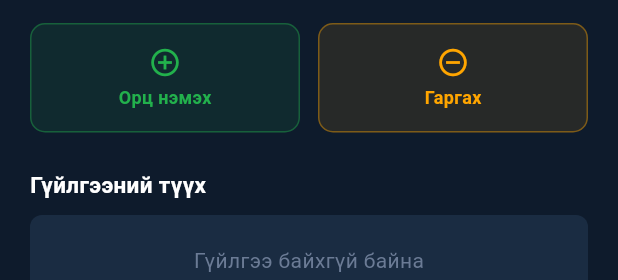
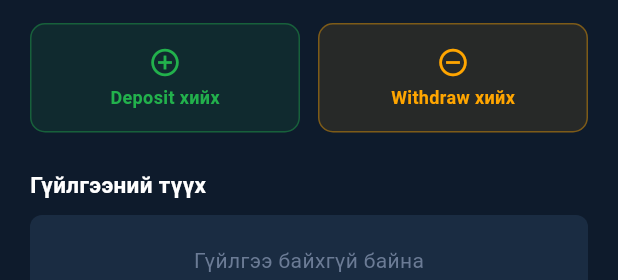
Before and after one commit to easyr22/sportbet-mn, a Flutter app: the ProfilePage widget shown alone on an empty page, opened directly, on a phone screen of 412 x 824 dp. Shown: the part 301-581 px from the top of the screen. Run offline on Flutter 3.47's test engine with Material 3 defaults, Android fonts, the phone set to English and light mode, and no system bars; missing offline and left inert: dart:html; accounts and stored records are empty; network calls fail.

Commit message:
Rename Орц/Гарц to Deposit/Withdraw

```diff
--- a/lib/screens/new_profile_page.dart
+++ b/lib/screens/new_profile_page.dart
@@ -23,13 +23,13 @@ class ProfilePage extends StatelessWidget {
               const SizedBox(height: 16),
               Row(children: [
                 Expanded(child: _ActionBtn(
-                  icon: Icons.add_circle_outline, label: 'Орц нэмэх',
+                  icon: Icons.add_circle_outline, label: 'Deposit хийх',
                   color: AppColors.green,
                   onTap: () => _showDeposit(context, prov),
                 )),
                 const SizedBox(width: 12),
                 Expanded(child: _ActionBtn(
-                  icon: Icons.remove_circle_outline, label: 'Гаргах',
+                  icon: Icons.remove_circle_outline, label: 'Withdraw хийх',
                   color: AppColors.orange,
                   onTap: () => _showWithdraw(context, prov),
                 )),
@@ -222,7 +222,7 @@ class _TxRow extends StatelessWidget {
         const SizedBox(width: 10),
         Expanded(
           child: Column(crossAxisAlignment: CrossAxisAlignment.start, children: [
-            Text(tx['note'] as String? ?? (isDeposit ? 'Орц' : 'Гаргалт'),
+            Text(tx['note'] as String? ?? (isDeposit ? 'Deposit' : 'Withdraw'),
                 style: const TextStyle(color: Colors.white, fontSize: 12)),
             Text(_formatDate(tx['timestamp'] as String? ?? ''),
                 style: const TextStyle(color: AppColors.textMuted, fontSize: 10)),
@@ -269,7 +269,7 @@ class _DepositSheetState extends State<_DepositSheet> {
       child: Padding(
         padding: const EdgeInsets.all(20),
         child: Column(mainAxisSize: MainAxisSize.min, crossAxisAlignment: CrossAxisAlignment.start, children: [
-          const Text('Орц нэмэх', style: TextStyle(color: Colors.white, fontSize: 16, fontWeight: FontWeight.bold)),
+          const Text('Deposit хийх', style: TextStyle(color: Colors.white, fontSize: 16, fontWeight: FontWeight.bold)),
           const SizedBox(height: 16),
           Wrap(spacing: 8, runSpacing: 8,
             children: [10000, 20000, 50000, 100000].map((a) => _QuickChip(
```
Also changed, not shown: 3 other files.
